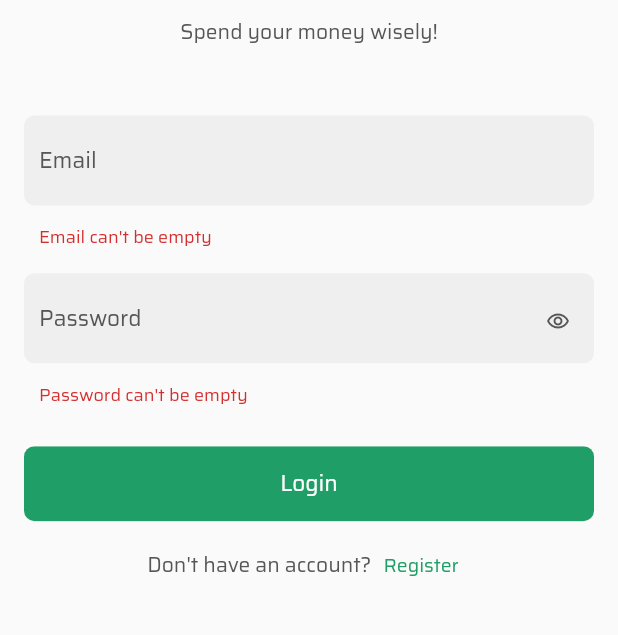
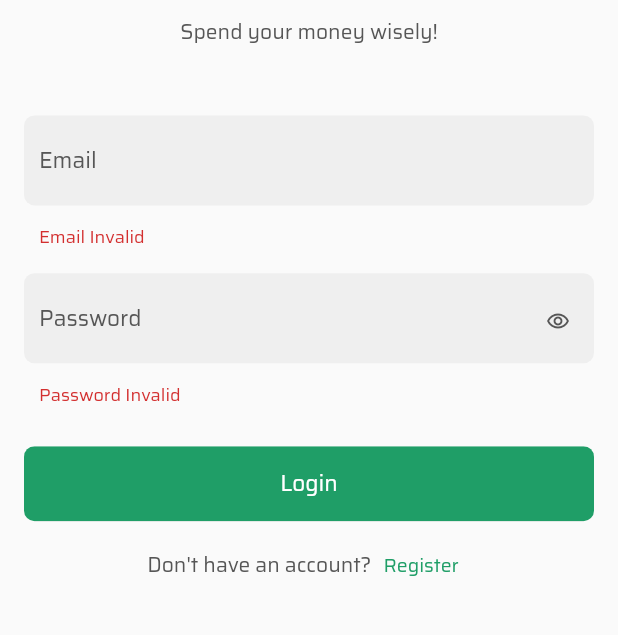
Before and after one commit to ahmadshahal/tawfeer, a Flutter app: the screen it shows after launch, after a tap on "Login", on a phone screen of 412 x 824 dp, the part 491-1126 px from its top. Run offline on Flutter 3.47's test engine with Material 2 defaults, Android fonts, the phone set to English and light mode, and no system bars; our stand-ins replace bloc, flutter_bloc.

Commit message:
Configured UI with login_cubit.dart

```diff
--- a/lib/src/business_logic/bloc/repositories/auth_repository.dart
+++ b/lib/src/business_logic/bloc/repositories/auth_repository.dart
@@ -5,12 +5,12 @@ class AuthRepository {
   }
 
   Future<bool> isEmailValid({required String email}) async {
-    await Future.delayed(const Duration(seconds: 1));
+    await Future.delayed(const Duration(seconds: 0));
     return true;
   }
 
   Future<bool> isPasswordValid({required String password}) async {
-    await Future.delayed(const Duration(seconds: 1));
+    await Future.delayed(const Duration(seconds: 0));
     return true;
   }
 }
--- a/lib/src/ui/screens/modules/login_screen.dart
+++ b/lib/src/ui/screens/modules/login_screen.dart
@@ -1,5 +1,7 @@
 import 'package:flutter/material.dart';
 import 'package:flutter_bloc/flutter_bloc.dart';
+import 'package:tawfeer/src/business_logic/bloc/cubits/login_cubit/form_status.dart';
+import 'package:tawfeer/src/business_logic/bloc/cubits/login_cubit/login_cubit.dart';
 import 'package:tawfeer/src/business_logic/bloc/cubits/obscure_text_cubit/obscure_text_cubit.dart';
 import 'package:tawfeer/src/ui/components/my_material_button.dart';
 import 'package:tawfeer/src/ui/components/my_text_form_field.dart';
@@ -45,7 +47,10 @@ class LoginScreen extends StatelessWidget {
                       ),
                     ),
                     const SizedBox(height: 45.0),
-                    _form(context),
+                    BlocProvider(
+                      create: (context) => LoginCubit(),
+                      child: _form(context),
+                    ),
                     const SizedBox(height: 5.0),
                     _registerRow(context),
                   ],
@@ -59,48 +64,62 @@ class LoginScreen extends StatelessWidget {
   }
 
   Widget _form(BuildContext context) {
+    return BlocConsumer<LoginCubit, LoginState>(
+      listener: (context, state) {
+        if (state.formStatus is FormStatusSuccess) {
+          ScaffoldMessenger.of(context)
+              .showSnackBar(const SnackBar(content: Text('Logged In')));
+        }
+        else if(state.formStatus is FormStatusFailure) {
+          ScaffoldMessenger.of(context)
+              .showSnackBar(SnackBar(content: Text((state.formStatus as FormStatusFailure).exception.toString())));
+        }
+      },
+      builder: (context, state) {
         return Form(
           key: _formKey,
           child: Column(
             children: [
-          _emailTextFormField(context),
+              _emailTextFormField(context, state),
               const SizedBox(height: 15.0),
               BlocProvider(
                 create: (context) => ObscureTextCubit(),
-            child: _passwordTextFormField(context),
+                child: _passwordTextFormField(context, state),
               ),
               const SizedBox(height: 25.0),
-          _materialButton(context),
+              _materialButton(context, state),
             ],
           ),
         );
+      },
+    );
   }
 
-  Widget _emailTextFormField(BuildContext context) {
+  Widget _emailTextFormField(BuildContext context, LoginState loginState) {
     return MyTextFormField(
       label: 'Email',
       textInputType: TextInputType.emailAddress,
       textController: _emailController,
+      onChanged: (String value) {
+        BlocProvider.of<LoginCubit>(context).emailChanged(email: value);
+      },
       validate: (String? value) {
-        // TODO: Backend validation through the api.
-        if (value == null || value.isEmpty) {
-          return "Email can't be empty";
-        }
-        return null;
+        if(loginState.emailValid) return null;
+        return 'Email Invalid';
       },
     );
   }
 
-  Widget _passwordTextFormField(BuildContext context) {
+  Widget _passwordTextFormField(BuildContext context, LoginState loginState) {
     return BlocBuilder<ObscureTextCubit, ObscureTextState>(
       builder: (context, state) {
         return MyTextFormField(
+          onChanged: (String value) {
+            BlocProvider.of<LoginCubit>(context).passwordChanged(password: value);
+          },
           validate: (String? value) {
-            // TODO: Backend validation through the api.
-            if (value == null || value.isEmpty) {
-              return "Password can't be empty";
-            }
-            return null;
+            if(loginState.passwordValid) return null;
+            return 'Password Invalid';
           },
           obscureText: state.obscureText,
           label: 'Password',
@@ -125,14 +144,17 @@ class LoginScreen extends StatelessWidget {
     );
   }
 
-  Widget _materialButton(BuildContext context) {
+  Widget _materialButton(BuildContext context, LoginState loginState) {
+    if(loginState.formStatus is FormStatusSubmitting) {
+      return const CircularProgressIndicator(
+        strokeWidth: 3.0,
+      );
+    }
     return MyMaterialButton(
       text: 'Login',
       callBack: () {
-        // TODO: Backend validation through the api.
-        if (_formKey.currentState!.validate()) {
-          ScaffoldMessenger.of(context)
-              .showSnackBar(const SnackBar(content: Text('Logged In')));
+        if(_formKey.currentState!.validate()) {
+          BlocProvider.of<LoginCubit>(context).submit(email: _emailController.text, password: _passwordController.text);
         }
       },
     );
```
Also changed, not shown: lib/src/business_logic/bloc/cubits/login_cubit/login_cubit.dart (+30 -19 lines). Lines whose indentation alone changed are shown as unchanged.
